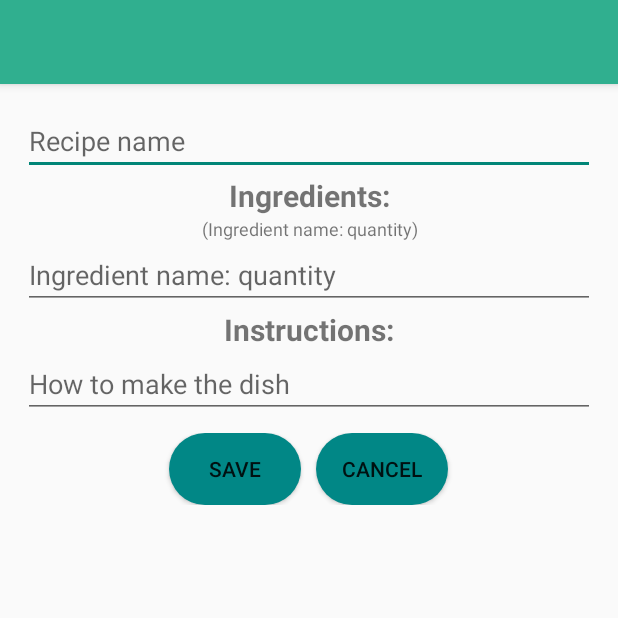
After one commit to Dana-Monica/Finder, an Android app: the RecipeItem screen opened directly, with no data from a screen before it, on a phone screen of 412 x 824 dp, the top half of it. The commit adds this screen. Run offline under Robolectric (Android 15) with nearby library versions, the phone set to English and light mode, and no system bars; our stand-ins replace Firebase (no records; nobody signed in at launch, a user with empty details on screens opened directly).

Commit message:
add & delete recipe

```diff
--- /dev/null
+++ b/app/src/main/res/drawable-hdpi/round.xml
@@ -0,0 +1,10 @@
+<?xml version="1.0" encoding="utf-8"?>
+<shape xmlns:android="http://schemas.android.com/apk/res/android"
+    android:shape="rectangle" android:layout_height="wrap_content"
+    android:layout_width="wrap_content">
+    <solid android:color="@color/design_default_color_secondary_variant" />
+    <corners android:bottomRightRadius="30dp"
+        android:bottomLeftRadius="30dp"
+        android:topRightRadius="30dp"
+        android:topLeftRadius="30dp"/>
+</shape>
--- /dev/null
+++ b/app/src/main/res/drawable/ic_baseline_add_20.xml
@@ -0,0 +1,5 @@
+<vector android:height="20dp" android:tint="#333333"
+    android:viewportHeight="24" android:viewportWidth="24"
+    android:width="20dp" xmlns:android="http://schemas.android.com/apk/res/android">
+    <path android:fillColor="@android:color/white" android:pathData="M19,13h-6v6h-2v-6H5v-2h6V5h2v6h6v2z"/>
+</vector>
--- /dev/null
+++ b/app/src/main/res/drawable/ic_baseline_del.xml
@@ -0,0 +1,5 @@
+<vector android:height="20dp" android:tint="#008577"
+    android:viewportHeight="24" android:viewportWidth="24"
+    android:width="20dp" xmlns:android="http://schemas.android.com/apk/res/android">
+    <path android:fillColor="@android:color/white" android:pathData="M6,19c0,1.1 0.9,2 2,2h8c1.1,0 2,-0.9 2,-2L18,7L6,7v12zM8.46,11.88l1.41,-1.41L12,12.59l2.12,-2.12 1.41,1.41L13.41,14l2.12,2.12 -1.41,1.41L12,15.41l-2.12,2.12 -1.41,-1.41L10.59,14l-2.13,-2.12zM15.5,4l-1,-1h-5l-1,1L5,4v2h14L19,4z"/>
+</vector>
--- a/app/src/main/res/layout/activity_ingredients.xml
+++ b/app/src/main/res/layout/activity_ingredients.xml
@@ -53,7 +53,7 @@
         android:layout_width="wrap_content"
         android:layout_height="wrap_content"
         android:layout_gravity="end|bottom"
-        android:background="@color/colorPrimary"
+        android:background="@color/design_default_color_secondary_variant"
         app:layout_constraintRight_toRightOf="parent"
         app:layout_constraintBottom_toBottomOf="parent"
         app:srcCompat="@drawable/ic_action_camera"
@@ -64,7 +64,7 @@
         android:layout_width="wrap_content"
         android:layout_height="wrap_content"
         android:layout_gravity="end|bottom"
-        android:background="@color/colorPrimary"
+        android:background="@color/design_default_color_secondary_variant"
         app:layout_constraintRight_toLeftOf="@id/fab"
         app:layout_constraintBottom_toBottomOf="parent"
         app:srcCompat="@drawable/ic_baseline_search_24"
--- /dev/null
+++ b/app/src/main/res/layout/activity_recipe_item.xml
@@ -0,0 +1,89 @@
+<?xml version="1.0" encoding="utf-8"?>
+<androidx.constraintlayout.widget.ConstraintLayout xmlns:android="http://schemas.android.com/apk/res/android"
+    xmlns:app="http://schemas.android.com/apk/res-auto"
+    xmlns:tools="http://schemas.android.com/tools"
+    android:layout_width="match_parent"
+    android:layout_height="match_parent"
+    tools:context=".RecipeItem">
+
+    <androidx.appcompat.widget.Toolbar
+        android:id="@+id/my_toolbar"
+        android:layout_width="match_parent"
+        android:layout_height="?attr/actionBarSize"
+        android:background="#30AF8F"
+        android:elevation="4dp"
+        app:layout_constraintLeft_toLeftOf="parent"
+        app:layout_constraintRight_toRightOf="parent"
+        app:layout_constraintTop_toTopOf="parent"
+        android:theme="@style/ThemeOverlay.AppCompat.ActionBar"
+        app:popupTheme="@style/ThemeOverlay.AppCompat.Light"/>
+
+    <LinearLayout
+        app:layout_constraintTop_toBottomOf="@id/my_toolbar"
+        android:layout_width="match_parent"
+        android:layout_height="wrap_content"
+        android:layout_marginLeft="15dp"
+        android:gravity="center"
+        android:layout_marginTop="15dp"
+        android:layout_marginRight="15dp"
+        android:orientation="vertical">
+        <EditText
+            android:id="@+id/recipeNameItem"
+            android:hint="Recipe name"
+            android:layout_width="match_parent"
+            android:layout_height="wrap_content"></EditText>
+        <TextView
+            android:text="Ingredients:"
+            android:layout_width="match_parent"
+            android:textStyle="bold"
+            android:textSize="20dp"
+            android:gravity="center"
+            android:layout_height="match_parent"></TextView>
+        <TextView
+            android:text="(Ingredient name: quantity)"
+            android:layout_width="match_parent"
+            android:textSize="12dp"
+            android:gravity="center"
+            android:layout_height="match_parent"></TextView>
+        <EditText
+            android:id="@+id/ingredientsRecipeItem"
+            android:layout_width="match_parent"
+            android:hint="Ingredient name: quantity"
+            android:layout_height="wrap_content"></EditText>
+        <TextView
+            android:text="Instructions:"
+            android:layout_width="match_parent"
+            android:textStyle="bold"
+            android:textSize="20dp"
+            android:gravity="center"
+            android:layout_height="match_parent"></TextView>
+        <EditText
+            android:id="@+id/instructionsRecipeItem"
+            android:layout_width="match_parent"
+            android:hint="How to make the dish"
+            android:layout_height="wrap_content"></EditText>
+
+        <LinearLayout
+            android:layout_width="match_parent"
+            android:layout_height="wrap_content"
+            android:gravity="center"
+            android:layout_marginTop="10dp"
+            android:orientation="horizontal">
+            <Button
+                android:id="@+id/saveRecipeItem"
+                android:background="@drawable/round"
+                android:layout_width="wrap_content"
+                android:layout_height="wrap_content"
+                android:onClick="saveRecipe"
+                android:layout_marginRight="10dp"
+                android:text="Save"></Button>
+            <Button
+                android:id="@+id/cancelRecipeItem"
+                android:background="@drawable/round"
+                android:layout_width="wrap_content"
+                android:layout_height="wrap_content"
+                android:onClick="cancelButton"
+                android:text="Cancel"></Button>
+        </LinearLayout>
+    </LinearLayout>
+</androidx.constraintlayout.widget.ConstraintLayout>
--- a/app/src/main/res/values/styles.xml
+++ b/app/src/main/res/values/styles.xml
@@ -2,9 +2,9 @@
     <!-- Base application theme. -->
     <style name="AppTheme" parent="Theme.AppCompat.Light.DarkActionBar">
         <!-- Customize your theme here. -->
-        <item name="colorPrimary">@color/colorPrimary</item>
-        <item name="colorPrimaryDark">@color/colorPrimary</item>
-        <item name="colorAccent">@color/colorPrimary</item>
+        <item name="colorPrimary">@color/design_default_color_secondary_variant</item>
+        <item name="colorPrimaryDark">@color/design_default_color_secondary_variant</item>
+        <item name="colorAccent">@color/design_default_color_secondary_variant</item>
     </style>
 
     <style name="AppTheme.NoActionBar">
```
Also changed, not shown: app/src/main/AndroidManifest.xml (+12 -8 lines), app/src/main/java/com/example/finder/CustomAdapter.java (+18 -0 lines), app/src/main/java/com/example/finder/CustomAdaptorMain.java (+10 -0 lines), app/src/main/java/com/example/finder/IngredientsActivity.java (+7 -1 lines), app/src/main/java/com/example/finder/MainActivity.java (+29 -8 lines), app/src/main/java/com/example/finder/Recipe.java (+8 -12 lines), app/src/main/java/com/example/finder/RecipeItem.java (added, +106 -0 lines), app/src/main/res/drawable-anydpi/search.xml (added, +11 -0 lines), app/src/main/res/layout/activity_main.xml (+14 -1 lines), app/src/main/res/layout/item_recipe.xml (+9 -0 lines), app/src/main/res/drawable-hdpi/search.png (added), app/src/main/res/drawable-mdpi/search.png (added), app/src/main/res/drawable-xhdpi/search.png (added), app/src/main/res/drawable-xxhdpi/search.png (added).
